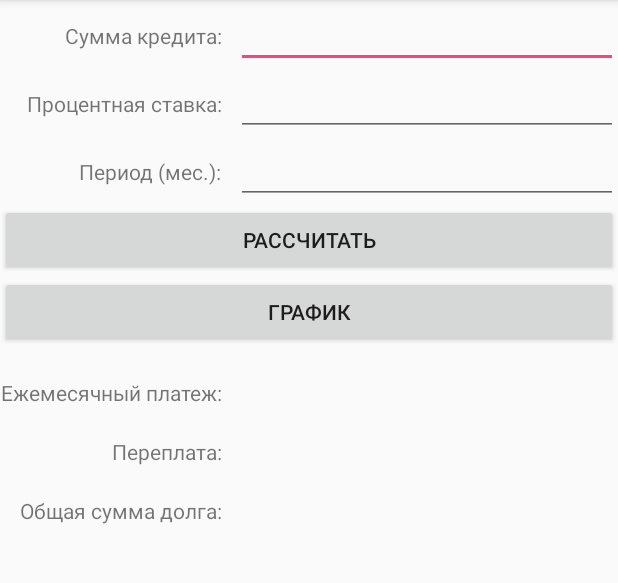
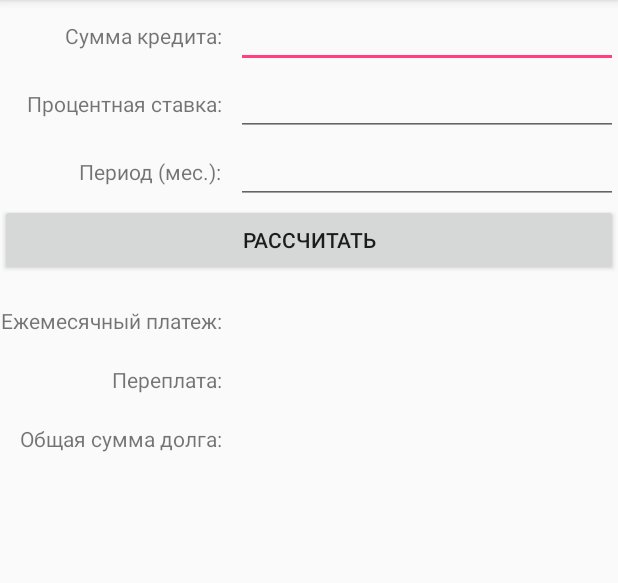
Before and after one commit to anya-kalinina/Project_cpsmi, an Android app: the screen it shows after launch (MainActivity), on a phone screen of 412 x 824 dp, the part 84-667 px from its top. Run offline under Robolectric (Android 15) with nearby library versions, the phone set to English and light mode, and no system bars.

Commit message:
realise version

```diff
--- a/LoanCalc/app/src/main/java/com/rugmail/kalinina/anya/loancalc/MainActivity.java
+++ b/LoanCalc/app/src/main/java/com/rugmail/kalinina/anya/loancalc/MainActivity.java
@@ -10,6 +10,10 @@ import java.text.DecimalFormat;
 
 public class MainActivity extends AppCompatActivity {
 
+    //mLoanAmount - сумма кредита, mInterestRate - процентная ставка, mLoanPeriod - период кредитования
+    //mMontlyPaymentResult - результат вычисления мес.платежа ,
+    //mTotalPaymentsResult - результат вычисления общей суммы долга,
+    //mOverpaymentsResult - результат вычисления переплаты
     private EditText mLoanAmount, mInterestRate, mLoanPeriod;
     private TextView mMontlyPaymentResult, mTotalPaymentsResult, mOverpaymentsResult;
 
@@ -27,7 +31,7 @@ public class MainActivity extends AppCompatActivity {
     }
 
     // метод, который обрабатывает нажание на кнопку "Рассчитать"
-    public void showLoanPayments(View clickedButton) {
+    public void calculate(View clickedButton) {
 
         //получение параметров из текстового поля и преобразование в число
         double loanAmount = Integer.parseInt(mLoanAmount.getText().toString());
--- a/LoanCalc/app/src/main/res/layout/activity_main.xml
+++ b/LoanCalc/app/src/main/res/layout/activity_main.xml
@@ -30,14 +30,8 @@
     </TableRow>
     <TableRow>
         <Button android:layout_width="match_parent" android:layout_height="wrap_content"
-            android:layout_span="2" android:onClick="showLoanPayments"
+            android:layout_span="2" android:onClick="calculate"
             android:text="@string/loan_button_calculate" />
-    </TableRow>
-    <TableRow>
-        <Button android:layout_width="match_parent" android:layout_height="wrap_content"
-            android:layout_span="2"
-
-            android:text="@string/loan_button_grafic" />
     </TableRow>
     <TableRow android:layout_marginTop="20dp">
         <TextView android:layout_width="wrap_content" android:layout_height="wrap_content"
--- a/LoanCalc/app/src/main/res/values/strings.xml
+++ b/LoanCalc/app/src/main/res/values/strings.xml
@@ -8,4 +8,9 @@
     <string name="monthly_payment">Ежемесячный платеж: &#160;&#160; </string>
     <string name="overpayments">Переплата: &#160;&#160; </string>
     <string name="total_payments">Общая сумма долга: &#160;&#160; </string>
+    <string name="num">№ &#160;&#160; </string>
+    <string name="residual">Остаток</string>
+    <string name="loan">Выплата</string>
+    <string name="rate">Проценты</string>
+    <string name="payment">Платеж</string>
 </resources>
```
Also changed, not shown: LoanCalc/app/src/main/res/mipmap-hdpi/ic_launcher.png, LoanCalc/app/src/main/res/mipmap-hdpi/ic_launcher_round.png, LoanCalc/app/src/main/res/mipmap-mdpi/ic_launcher.png, LoanCalc/app/src/main/res/mipmap-mdpi/ic_launcher_round.png, LoanCalc/app/src/main/res/mipmap-xhdpi/ic_launcher.png, LoanCalc/app/src/main/res/mipmap-xhdpi/ic_launcher_round.png, LoanCalc/app/src/main/res/mipmap-xxhdpi/ic_launcher.png, LoanCalc/app/src/main/res/mipmap-xxhdpi/ic_launcher_round.png, LoanCalc/app/src/main/res/mipmap-xxxhdpi/ic_launcher.png, LoanCalc/app/src/main/res/mipmap-xxxhdpi/ic_launcher_round.png.
